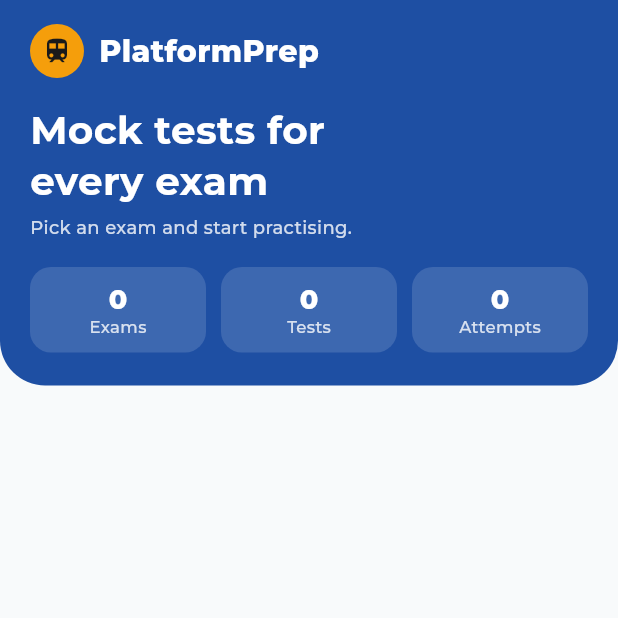
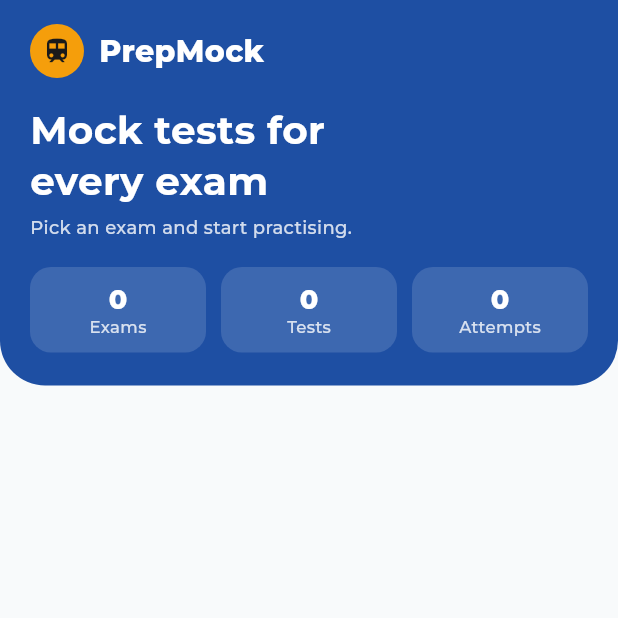
Before and after one commit to shivamkumarnayak/platform_prep, a Flutter app: the ExamListScreen screen opened directly, on a phone screen of 412 x 824 dp, the top half of it. Run offline on Flutter 3.47's test engine with Material 3 defaults, Android fonts, the light colour scheme and no system bars; our stand-ins replace google_fonts, shared_preferences; accounts and stored records are empty.

Commit message:
Change app Name

```diff
--- a/lib/main.dart
+++ b/lib/main.dart
@@ -1,7 +1,7 @@
 import 'package:flutter/material.dart';
-import 'package:prep_insta/screens/exam_list_screen.dart';
-import 'package:prep_insta/services/data.dart';
-import 'package:prep_insta/utils/theme.dart';
+import 'package:prepmock/screens/exam_list_screen.dart';
+import 'package:prepmock/services/data.dart';
+import 'package:prepmock/utils/theme.dart';
 
 void main() {
   WidgetsFlutterBinding.ensureInitialized();
@@ -14,7 +14,7 @@
   @override
   Widget build(BuildContext context) {
     return MaterialApp(
-      title: 'PlatformPrep',
+      title: 'PrepMock',
       debugShowCheckedModeBanner: false,
       theme: ThemeData(
         pageTransitionsTheme: const PageTransitionsTheme(
--- a/lib/screens/exam_list_screen.dart
+++ b/lib/screens/exam_list_screen.dart
@@ -1,10 +1,10 @@
 import 'package:flutter/material.dart';
 import 'package:google_fonts/google_fonts.dart';
-import 'package:prep_insta/exam.dart';
-import 'package:prep_insta/models.dart';
-import 'package:prep_insta/services/data.dart';
-import 'package:prep_insta/utils/theme.dart';
-import 'package:prep_insta/widgets/app_drawer.dart';
+import 'package:prepmock/exam.dart';
+import 'package:prepmock/models.dart';
+import 'package:prepmock/services/data.dart';
+import 'package:prepmock/utils/theme.dart';
+import 'package:prepmock/widgets/app_drawer.dart';
 import 'home_screen.dart';
 
 const _cs = GalleryThemeData.colorScheme;
@@ -108,7 +108,7 @@
               ),
             ),
             const SizedBox(width: 10),
-            Text('PlatformPrep', style: _t(20, FontWeight.w800, Colors.white)),
+            Text('PrepMock', style: _t(20, FontWeight.w800, Colors.white)),
           ]),
           const SizedBox(height: 18),
           Text('Mock tests for\nevery exam',
--- a/lib/services/data.dart
+++ b/lib/services/data.dart
@@ -2,8 +2,8 @@
 import 'dart:math';
 
 import 'package:flutter/services.dart' show rootBundle;
-import 'package:prep_insta/exam.dart';
-import 'package:prep_insta/models.dart';
+import 'package:prepmock/exam.dart';
+import 'package:prepmock/models.dart';
 import 'package:shared_preferences/shared_preferences.dart';
 
 /// Loads the bundled question bank (7 tests x 100 questions).
--- a/lib/widgets/app_drawer.dart
+++ b/lib/widgets/app_drawer.dart
@@ -1,7 +1,7 @@
 import 'package:flutter/material.dart';
 import 'package:google_fonts/google_fonts.dart';
-import 'package:prep_insta/exam.dart';
-import 'package:prep_insta/utils/theme.dart';
+import 'package:prepmock/exam.dart';
+import 'package:prepmock/utils/theme.dart';
 
 const _cs = GalleryThemeData.colorScheme;
 
@@ -29,7 +29,6 @@
 
   @override
   Widget build(BuildContext context) {
-
     return Drawer(
       backgroundColor: Colors.white,
       surfaceTintColor: Colors.transparent,
@@ -66,8 +65,8 @@
   Widget _header(BuildContext context) {
     return Container(
       width: double.infinity,
-      padding: EdgeInsets.fromLTRB(
-          20, MediaQuery.of(context).padding.top, 20, 24),
+      padding:
+          EdgeInsets.fromLTRB(20, MediaQuery.of(context).padding.top, 20, 24),
       decoration: BoxDecoration(
         color: _cs.primary,
         borderRadius: const BorderRadius.only(bottomRight: Radius.circular(30)),
@@ -82,7 +81,7 @@
             child: Icon(Icons.train, size: 28, color: _cs.onSecondary),
           ),
           const SizedBox(height: 14),
-          Text('PlatformPrep', style: _t(20, FontWeight.w800, Colors.white)),
+          Text('PrepMock', style: _t(20, FontWeight.w800, Colors.white)),
           const SizedBox(height: 4),
           Text('Mock tests for every exam',
               style:
--- a/lib/widgets/question_view.dart
+++ b/lib/widgets/question_view.dart
@@ -1,5 +1,5 @@
 import 'package:flutter/material.dart';
-import 'package:prep_insta/models.dart';
+import 'package:prepmock/models.dart';
 
 class QuestionView extends StatelessWidget {
   const QuestionView({
@@ -117,8 +117,8 @@
                     : cs.surfaceContainerHighest,
                 foregroundColor:
                     isSelected && !review ? cs.onPrimary : cs.onSurface,
-                child: Text('${index + 1}',
-                    style: const TextStyle(fontSize: 13)),
+                child:
+                    Text('${index + 1}', style: const TextStyle(fontSize: 13)),
               ),
               const SizedBox(width: 12),
               Expanded(
--- a/pubspec.yaml
+++ b/pubspec.yaml
@@ -1,4 +1,4 @@
-name: prep_insta
+name: prepmock
 description: RRB JE CBT-1 mock tests built from the official answer key (Feb 2026 shifts).
 publish_to: 'none'
 version: 1.0.0+1
```
Also changed, not shown: lib/screens/home_screen.dart (+4 -12 lines), lib/screens/result_screen.dart (+21 -10 lines), lib/screens/test_screen.dart (+4 -4 lines), 4 other files.
